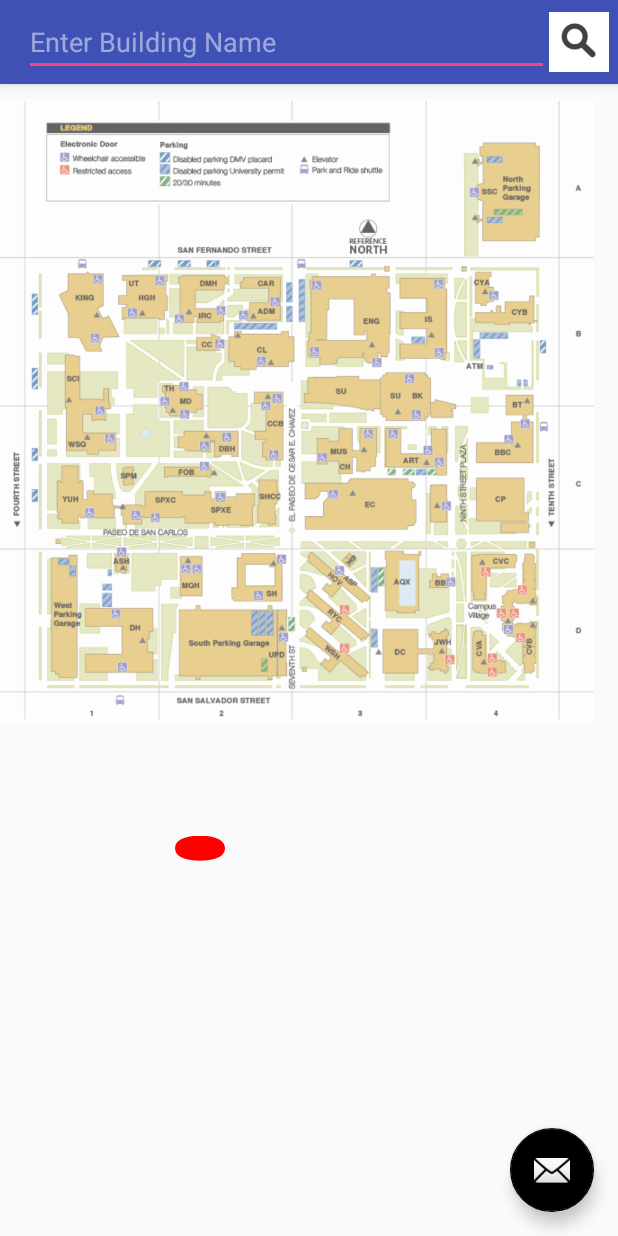
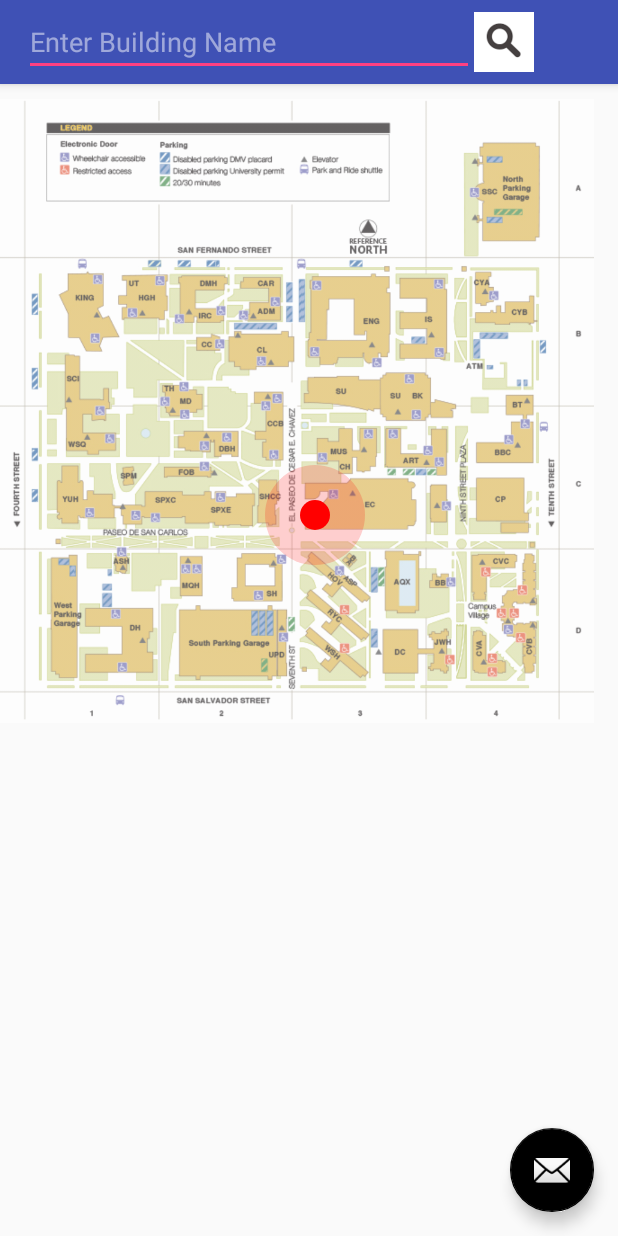
Before and after one commit to saikruthi03/277lab2, an Android app: the screen it shows after launch (MapActivity), on a phone screen of 412 x 824 dp. Run offline under Robolectric (Android 15) with nearby library versions, the phone set to English and light mode, and no system bars.

Commit message:
search activity place holder! - v1

```diff
--- a/app/src/main/AndroidManifest.xml
+++ b/app/src/main/AndroidManifest.xml
@@ -1,21 +1,27 @@
 <?xml version="1.0" encoding="utf-8"?>
 <manifest xmlns:android="http://schemas.android.com/apk/res/android"
-    package="com.example.vsaik.sjsumap" >
+    package="com.example.vsaik.sjsumap">
+
     <uses-permission android:name="android.permission.ACCESS_FINE_LOCATION" />
-     <uses-permission android:name="android.permission.INTERNET" />
+    <uses-permission android:name="android.permission.INTERNET" />
     <uses-permission android:name="android.permission.ACCESS_WIFI_STATE" />
+
     <uses-feature android:name="android.hardware.location.gps" />
+
+    <meta-data
+        android:name="com.google.android.maps.v2.API_KEY"
+        android:value="AIzaSyDBOMzrjMeGGqAD3MgIsyDeGKoVVFeszdc" />
 
     <application
         android:allowBackup="true"
         android:icon="@mipmap/ic_launcher"
         android:label="@string/app_name"
         android:supportsRtl="true"
-        android:theme="@style/AppTheme" >
+        android:theme="@style/AppTheme">
         <activity
             android:name=".MapActivity"
             android:label="@string/app_name"
-            android:theme="@style/AppTheme.NoActionBar" >
+            android:theme="@style/AppTheme.NoActionBar">
             <intent-filter>
                 <action android:name="android.intent.action.MAIN" />
 
@@ -25,13 +31,11 @@
         <activity
             android:name=".BuildingActivity"
             android:label="@string/title_activity_building"
-            android:theme="@style/AppTheme.NoActionBar" >
-        </activity>
-
+            android:theme="@style/AppTheme.NoActionBar"></activity>
+        <activity
+            android:name=".SearchActivity"
+            android:label="@string/title_activity_search"
+            android:theme="@style/AppTheme.NoActionBar"></activity>
     </application>
 
-    <meta-data
-        android:name="com.google.android.maps.v2.API_KEY"
-        android:value="AIzaSyDBOMzrjMeGGqAD3MgIsyDeGKoVVFeszdc"/>
-
 </manifest>
--- a/app/src/main/java/com/example/vsaik/sjsumap/AddressData.java
+++ b/app/src/main/java/com/example/vsaik/sjsumap/AddressData.java
@@ -1,14 +1,29 @@
 package com.example.vsaik.sjsumap;
 
 import java.util.ArrayList;
+import java.util.HashMap;
 import java.util.List;
 
 /**
  * Created by vsaik on 10/27/2016.
  */
 public class AddressData {
-    public static final double angle = 38.5;
+
     public List<String> addressList = new ArrayList<String>();
+
+    public static String[] places= {"King Library","Engineering Building","Yoshihiro Uchida Hall"
+    ,"Student Union","BBC","South Parking Garage"};
+
+    public static HashMap<String,Loc> hMap =
+            new HashMap<String,Loc>();
+    static{
+        hMap.put("KingLibrary",new Loc(80,100));
+        hMap.put("Engineering Building" , new Loc(500,400));
+        hMap.put("Yoshihiro Uchida Hall" , new Loc(300,500));
+        hMap.put("Student Union" , new Loc(600,700));
+        hMap.put("BBC" , new Loc(700,800));
+        hMap.put("South Parking Garage" , new Loc(100,900));
+    }
 
     public AddressData(){
         addressList.add("Dr. Martin Luther King,Jr. Library,150 East San Fernando Street,San Jose, CA 95112");
@@ -23,3 +38,13 @@ public class AddressData {
         return addressList;
     }
 }
+
+class Loc{
+    public int x;
+    public int y;
+
+    public Loc(int x, int y) {
+        this.x = x;
+        this.y = y;
+    }
+}
--- a/app/src/main/java/com/example/vsaik/sjsumap/MapActivity.java
+++ b/app/src/main/java/com/example/vsaik/sjsumap/MapActivity.java
@@ -25,6 +25,8 @@ import android.view.View;
 import android.view.Menu;
 import android.view.MenuItem;
 import android.view.ViewGroup;
+import android.widget.ArrayAdapter;
+import android.widget.AutoCompleteTextView;
 import android.widget.Button;
 import android.support.v7.app.AppCompatActivity;
 import android.widget.ImageView;
@@ -50,9 +52,15 @@ public class MapActivity extends AppCompatActivity {
     public AddressData addressData;
     @Override
     protected void onCreate(Bundle savedInstanceState) {
+            super.onCreate(savedInstanceState);
+            setContentView(R.layout.activity_map);
+
+        AutoCompleteTextView actv;
+        actv = (AutoCompleteTextView) findViewById(R.id.searchEditText);
+        ArrayAdapter<String> adapter = new ArrayAdapter<String>(this,android.R.layout.simple_list_item_1,AddressData.places);
+        actv.setAdapter(adapter);
+
         addressData = new AddressData();
-        super.onCreate(savedInstanceState);
-        setContentView(R.layout.activity_map);
         showMyLocation();
 
         button1 = (Button)findViewById(R.id.button1);
@@ -159,9 +167,16 @@ public class MapActivity extends AppCompatActivity {
 
         GradientDrawable drawable = new GradientDrawable();
         drawable.setColor(Color.RED);
-        drawable.setShape(GradientDrawable.OVAL);
-        drawable.setStroke(15, Color.RED);
-        drawable.setSize(50,25);
+        drawable.setGradientType(GradientDrawable.RADIAL_GRADIENT);
+        drawable.setCornerRadius(30);
+        drawable.setSize(30,30);
+        GradientDrawable drawable2 = new GradientDrawable();
+        drawable2.setColor(Color.parseColor("#30ff0000"));
+        drawable2.setGradientType(GradientDrawable.RADIAL_GRADIENT);
+        drawable2.setCornerRadius(100);
+        drawable2.setSize(100,100);
+
+        ImageView locationTrans = (ImageView) findViewById(R.id.locationtrans);
         ImageView location = (ImageView) findViewById(R.id.location);
         if(xi < 0)
             xi *= -1;
@@ -169,8 +184,11 @@ public class MapActivity extends AppCompatActivity {
             yi*= -1;
         float xCoord = yi + 10   ;
         float yCoord = 1220 - xi ;
-        location.setX(xCoord );
-        location.setY(yCoord);
+        location.setX(300 );
+        location.setY(500);
+        locationTrans.setX(300-35);
+        locationTrans.setY(500-35);
+        locationTrans.setBackground(drawable2);
         location.setBackground(drawable);
     }
 
--- a/app/src/main/res/layout/activity_map.xml
+++ b/app/src/main/res/layout/activity_map.xml
@@ -22,7 +22,7 @@
 
         <AutoCompleteTextView
             android:id="@+id/searchEditText"
-            android:layout_width="350dp"
+            android:layout_width="300dp"
             android:layout_height="wrap_content"
             android:hint="Enter Building Name"
             />
@@ -123,7 +123,7 @@
         android:layout_width="wrap_content"
         android:layout_height="wrap_content"
 
-        android:id="@+id/location1"
+        android:id="@+id/locationtrans"
         android:alpha="1"/>
 
     <android.support.design.widget.FloatingActionButton
--- a/app/src/main/res/values/strings.xml
+++ b/app/src/main/res/values/strings.xml
@@ -1,4 +1,5 @@
 <resources>
     <string name="app_name">SJSUMap</string>
     <string name="title_activity_building">BuildingActivity</string>
+    <string name="title_activity_search">SearchActivity</string>
 </resources>
```
